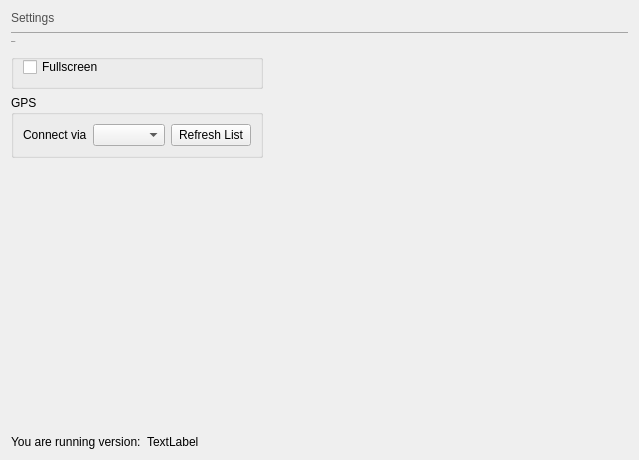
Qt form src/qmap/ui_settings.ui (roam-qgis/Roam) before a commit.
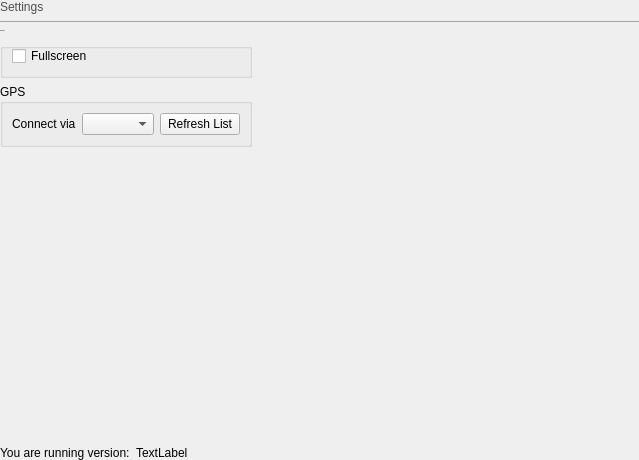
The same form after that commit.

Commit message: Style side panel as black. Remove map tool icons Add data entry combo box Add titles to each page.

What changed in the file:
```diff
--- a/src/qmap/ui_settings.ui
+++ b/src/qmap/ui_settings.ui
@@ -29,6 +29,9 @@
 QLabel[class=&quot;small&quot;]  {  font: 12px &quot;Calibri&quot; ; }</string>
   </property>
   <layout class="QGridLayout" name="gridLayout">
+   <property name="margin">
+    <number>0</number>
+   </property>
    <item row="0" column="0" colspan="3">
     <widget class="QLabel" name="settingsLabel">
      <property name="text">
@@ -40,7 +43,7 @@
     <widget class="QGroupBox" name="groupBox">
      <property name="font">
       <font>
-       <family>Calibri</family>
+       <family>Segoe UI</family>
        <pointsize>-1</pointsize>
        <weight>50</weight>
        <italic>false</italic>
```
Left out of the diff: 8 changed lines with no effect on the pictures. The commit also changes 4 other files.
